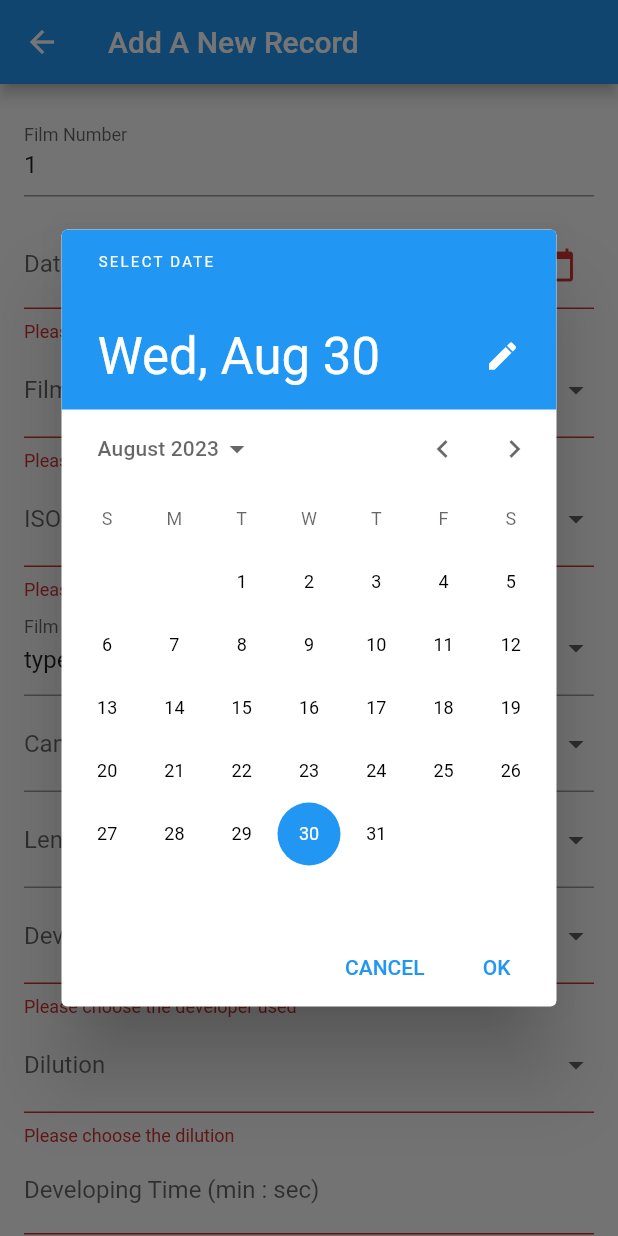
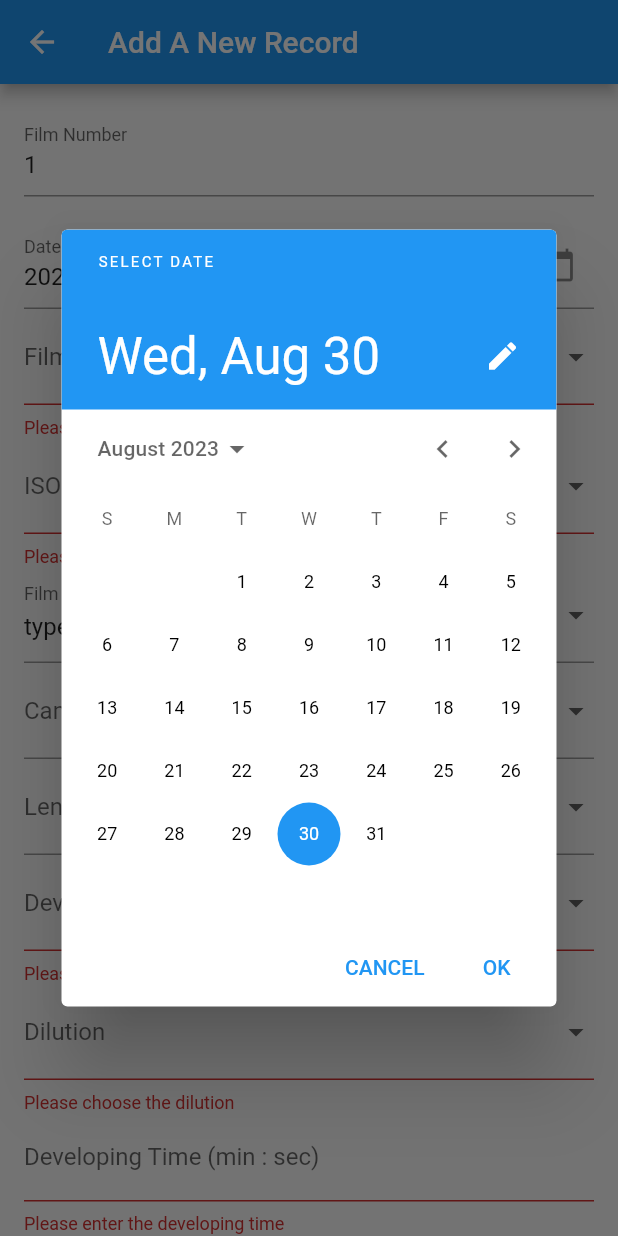
Before and after one commit to AlexGuoussatchok/my_dev_chart, a Flutter app: the AddNewRecordScreen screen opened directly with empty values, after a tap on "Date", on a phone screen of 412 x 824 dp. Run offline on Flutter 3.47's test engine with Material 2 defaults, Android fonts, the light colour scheme and no system bars; our stand-ins replace file_picker, permission_handler, sqflite; accounts and stored records are empty.

Commit message:
+ dateformat changed to 'date (yyyy-mm-dd'

```diff
--- a/lib/screens/add_a_new_record_screen.dart
+++ b/lib/screens/add_a_new_record_screen.dart
@@ -68,6 +68,7 @@ class _AddNewRecordScreenState extends State<AddNewRecordScreen> {
     super.initState();
     fetchAndSetFilmNumber();
     _filmType = 'type 135';
+    _selectedDate = DateTime.now().toLocal();
   }
 
   Future<void> fetchAndSetFilmNumber() async {
@@ -78,7 +79,6 @@ class _AddNewRecordScreenState extends State<AddNewRecordScreen> {
     });
   }
 
-
   Future<void> _selectDate(BuildContext context) async {
     final DateTime? picked = await showDatePicker(
       context: context,
@@ -86,7 +86,8 @@ class _AddNewRecordScreenState extends State<AddNewRecordScreen> {
       firstDate: DateTime(2000),
       lastDate: DateTime(2101),
     );
-    if (picked != null && picked != _selectedDate) {
+
+    if (picked != null) {
       setState(() {
         _selectedDate = picked;
       });
@@ -115,7 +116,7 @@ class _AddNewRecordScreenState extends State<AddNewRecordScreen> {
 
       Map<String, dynamic> filmData = {
         'filmNumber': newFilmNumber.toString(),
-        'date': _selectedDate?.toIso8601String(),
+        'date': _selectedDate!.toLocal().toIso8601String().split('T')[0], // Store the formatted date
         'film': _selectedFilm,
         'selectedIso': _selectedIso,
         'filmType': _filmType,
--- a/lib/screens/browse_records_screen.dart
+++ b/lib/screens/browse_records_screen.dart
@@ -2,6 +2,8 @@ import 'package:flutter/material.dart';
 import 'package:my_dev_chart/databases/database_helper.dart';
 import 'package:my_dev_chart/extra_classes/record_class.dart';
 import 'package:my_dev_chart/screens/record_details_screen.dart';
+import 'package:intl/intl.dart';
+
 
 class BrowseRecordsScreen extends StatelessWidget {
   final DatabaseHelper dbHelper;
@@ -37,7 +39,7 @@ class BrowseRecordsScreen extends StatelessWidget {
 
                 return ListTile(
                   title: Text('Film Number: ${record.filmNumber.toString()}'),
-                  subtitle: Text('Date: ${record.date.toString()}\nFilm: ${record.film}\nISO: ${record.selectedIso}\nDeveloper: ${record.developer}'),
+                  subtitle: Text('Date: ${DateFormat('yyyy-MM-dd').format(record.date)}\nFilm: ${record.film}\nISO: ${record.selectedIso}\nDeveloper: ${record.developer}'),
                   onTap: () {
                     Navigator.of(context).push(MaterialPageRoute(
                       builder: (context) => RecordDetailsScreen(record),
--- a/lib/screens/record_details_screen.dart
+++ b/lib/screens/record_details_screen.dart
@@ -2,6 +2,7 @@ import 'package:flutter/material.dart';
 import 'package:my_dev_chart/extra_classes/record_class.dart';
 import 'package:my_dev_chart/databases/database_helper.dart';
 import 'package:my_dev_chart/screens/edit_record_screen.dart';
+import 'package:intl/intl.dart';
 
 class RecordDetailsScreen extends StatelessWidget {
   final RecordClass record;
@@ -52,7 +53,7 @@ class RecordDetailsScreen extends StatelessWidget {
           crossAxisAlignment: CrossAxisAlignment.start,
           children: [
             Text('Film Number: ${record.filmNumber}'),
-            Text('Date: ${record.date.toString()}'),
+            Text('Date: ${DateFormat('yyyy-MM-dd').format(record.date)}'),
             Text('Film: ${record.film}'),
             Text('ISO: ${record.selectedIso}'),
             Text('Film Type: ${record.filmType}'),
--- a/pubspec.yaml
+++ b/pubspec.yaml
@@ -18,6 +18,7 @@ dependencies:
   path_provider: ^2.1.0
   permission_handler: 10.4.3
   file_picker: ^5.3.3
+  intl: ^0.18.1
 
 
 
```
Also changed, not shown: pubspec.lock.
